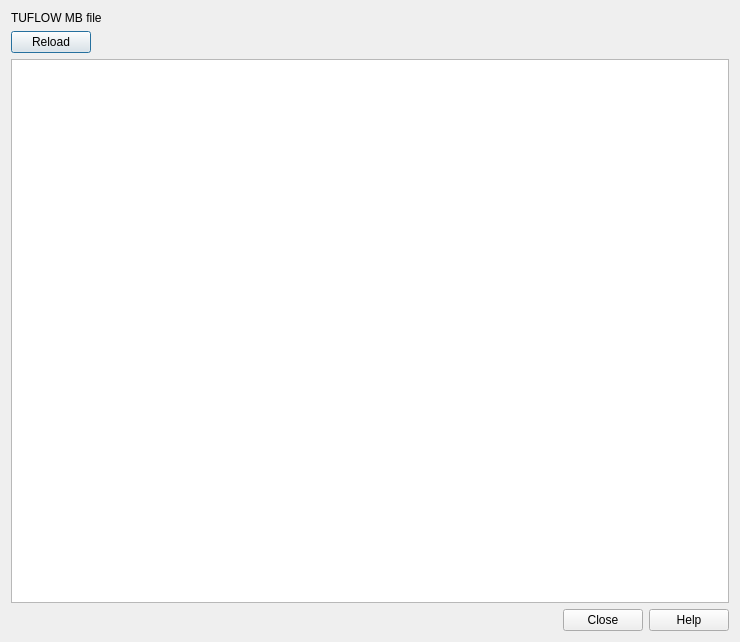
This is plugin/mod_check/forms/ui_tuflowstability_check_dialog.ui in duncan-r/ModCheck as Qt 5 draws it before an edit. The edited form follows.
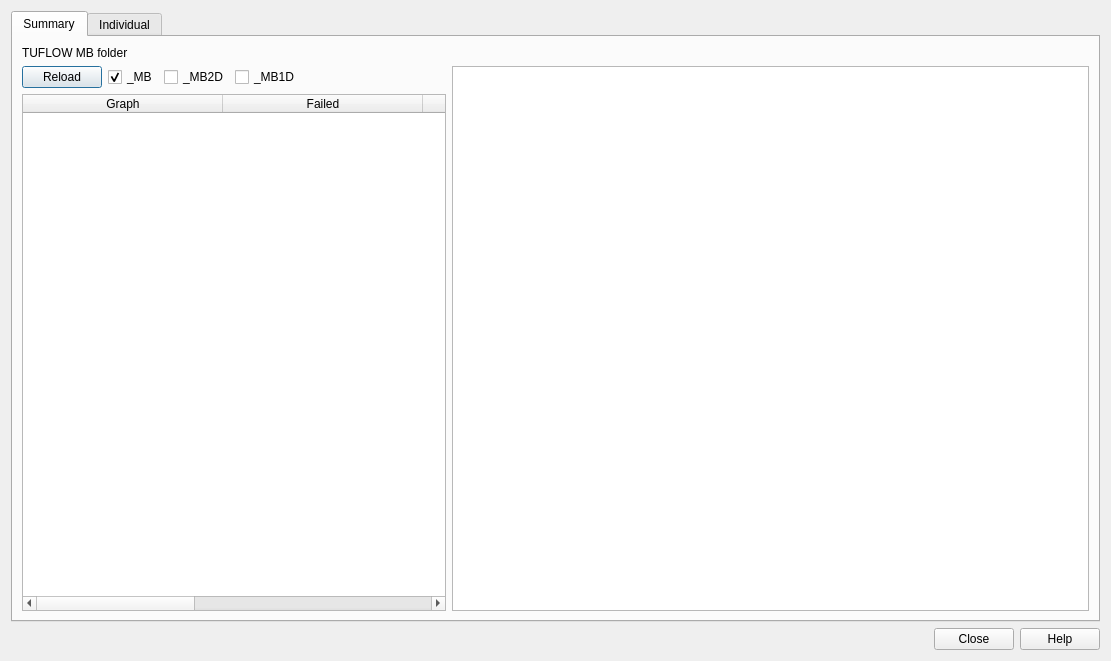
This is the edited form. Custom widgets are drawn as their Qt base class.

What changed in the file:
```diff
--- a/plugin/mod_check/forms/ui_tuflowstability_check_dialog.ui
+++ b/plugin/mod_check/forms/ui_tuflowstability_check_dialog.ui
@@ -6,8 +6,8 @@
    <rect>
     <x>0</x>
     <y>0</y>
-    <width>740</width>
-    <height>642</height>
+    <width>1111</width>
+    <height>661</height>
    </rect>
   </property>
   <property name="windowTitle">
@@ -15,10 +15,142 @@
   </property>
   <layout class="QVBoxLayout" name="verticalLayout">
    <item>
+    <widget class="QTabWidget" name="mainTabWidget">
+     <property name="currentIndex">
+      <number>0</number>
+     </property>
+     <widget class="QWidget" name="summaryTab">
+      <attribute name="title">
+       <string>Summary</string>
+      </attribute>
+      <layout class="QVBoxLayout" name="verticalLayout_4" stretch="0,0">
+       <item>
     <layout class="QHBoxLayout" name="horizontalLayout">
      <item>
       <widget class="QLabel" name="label">
        <property name="text">
+            <string>TUFLOW MB folder</string>
+           </property>
+          </widget>
+         </item>
+         <item>
+          <widget class="QgsFileWidget" name="mbFolderWidget">
+           <property name="filter">
+            <string>*.csv</string>
+           </property>
+          </widget>
+         </item>
+        </layout>
+       </item>
+       <item>
+        <layout class="QHBoxLayout" name="horizontalLayout_5" stretch="4,6">
+         <item>
+          <layout class="QVBoxLayout" name="verticalLayout_2">
+           <item>
+            <layout class="QHBoxLayout" name="horizontalLayout_4">
+             <item>
+              <widget class="QPushButton" name="reloadSummaryBtn">
+               <property name="text">
+                <string>Reload</string>
+               </property>
+              </widget>
+             </item>
+             <item>
+              <widget class="QCheckBox" name="MBCheckbox">
+               <property name="text">
+                <string>_MB</string>
+               </property>
+               <property name="checked">
+                <bool>true</bool>
+               </property>
+              </widget>
+             </item>
+             <item>
+              <widget class="QCheckBox" name="MB2DCheckbox">
+               <property name="text">
+                <string>_MB2D</string>
+               </property>
+              </widget>
+             </item>
+             <item>
+              <widget class="QCheckBox" name="MB1DCheckbox">
+               <property name="text">
+                <string>_MB1D</string>
+               </property>
+              </widget>
+             </item>
+             <item>
+              <spacer name="horizontalSpacer_2">
+               <property name="orientation">
+                <enum>Qt::Horizontal</enum>
+               </property>
+               <property name="sizeHint" stdset="0">
+                <size>
+                 <width>40</width>
+                 <height>20</height>
+                </size>
+               </property>
+              </spacer>
+             </item>
+            </layout>
+           </item>
+           <item>
+            <widget class="QTableWidget" name="summaryTable">
+             <attribute name="horizontalHeaderCascadingSectionResizes">
+              <bool>false</bool>
+             </attribute>
+             <attribute name="horizontalHeaderDefaultSectionSize">
+              <number>200</number>
+             </attribute>
+             <attribute name="horizontalHeaderStretchLastSection">
+              <bool>true</bool>
+             </attribute>
+             <column>
+              <property name="text">
+               <string>Graph</string>
+              </property>
+             </column>
+             <column>
+              <property name="text">
+               <string>Failed</string>
+              </property>
+             </column>
+             <column>
+              <property name="text">
+               <string>Max</string>
+              </property>
+             </column>
+             <column>
+              <property name="text">
+               <string>Run Name</string>
+              </property>
+             </column>
+             <column>
+              <property name="text">
+               <string>Full Path</string>
+              </property>
+             </column>
+            </widget>
+           </item>
+          </layout>
+         </item>
+         <item>
+          <widget class="QGraphicsView" name="summaryGraphicsView"/>
+         </item>
+        </layout>
+       </item>
+      </layout>
+     </widget>
+     <widget class="QWidget" name="individualTab">
+      <attribute name="title">
+       <string>Individual</string>
+      </attribute>
+      <layout class="QVBoxLayout" name="verticalLayout_5">
+       <item>
+        <layout class="QHBoxLayout" name="horizontalLayout_2">
+         <item>
+          <widget class="QLabel" name="label_2">
+           <property name="text">
         <string>TUFLOW MB file</string>
        </property>
       </widget>
@@ -33,9 +165,9 @@
     </layout>
    </item>
    <item>
-    <layout class="QHBoxLayout" name="horizontalLayout_2">
+        <layout class="QHBoxLayout" name="horizontalLayout_6">
      <item>
-      <widget class="QPushButton" name="mbReloadBtn">
+          <widget class="QPushButton" name="reloadIndividualBtn">
        <property name="text">
         <string>Reload</string>
        </property>
@@ -57,7 +189,92 @@
     </layout>
    </item>
    <item>
-    <widget class="QGraphicsView" name="mbGraphicsView"/>
+        <layout class="QHBoxLayout" name="horizontalLayout_3" stretch="2,8">
+         <item>
+          <layout class="QVBoxLayout" name="verticalLayout_7">
+           <item>
+            <widget class="QTabWidget" name="individualSeriesTabWidget">
+             <property name="currentIndex">
+              <number>0</number>
+             </property>
+             <widget class="QWidget" name="presetSeriesTab">
+              <attribute name="title">
+               <string>Presets</string>
+              </attribute>
+              <layout class="QVBoxLayout" name="verticalLayout_6">
+               <item>
+                <widget class="QRadioButton" name="mbAndDvolRadioBtn">
+                 <property name="text">
+                  <string>MB and dVol</string>
+                 </property>
+                 <property name="checked">
+                  <bool>true</bool>
+                 </property>
+                 <property name="autoRepeatDelay">
+                  <number>150</number>
+                 </property>
+                </widget>
+               </item>
+               <item>
+                <widget class="QRadioButton" name="volumesRadioBtn">
+                 <property name="text">
+                  <string>Volumes</string>
+                 </property>
+                </widget>
+               </item>
+               <item>
+                <widget class="QRadioButton" name="massErrorsRadioBtn">
+                 <property name="text">
+                  <string>Mass Errors</string>
+                 </property>
+                </widget>
+               </item>
+               <item>
+                <widget class="QRadioButton" name="volumeErrorsRadioBtn">
+                 <property name="text">
+                  <string>Volume Errors</string>
+                 </property>
+                </widget>
+               </item>
+               <item>
+                <spacer name="verticalSpacer">
+                 <property name="orientation">
+                  <enum>Qt::Vertical</enum>
+                 </property>
+                 <property name="sizeHint" stdset="0">
+                  <size>
+                   <width>20</width>
+                   <height>40</height>
+                  </size>
+                 </property>
+                </spacer>
+               </item>
+              </layout>
+             </widget>
+             <widget class="QWidget" name="customSeriesTab">
+              <attribute name="title">
+               <string>Custom</string>
+              </attribute>
+             </widget>
+            </widget>
+           </item>
+           <item>
+            <widget class="QPushButton" name="individualUpdateGraphBtn">
+             <property name="text">
+              <string>Update Graph</string>
+             </property>
+            </widget>
+           </item>
+          </layout>
+         </item>
+         <item>
+          <widget class="QGraphicsView" name="individualGraphicsView"/>
+         </item>
+        </layout>
+       </item>
+      </layout>
+     </widget>
+    </widget>
    </item>
    <item>
     <widget class="QDialogButtonBox" name="buttonBox">
```
Lines whose indentation alone changed are shown as unchanged.
